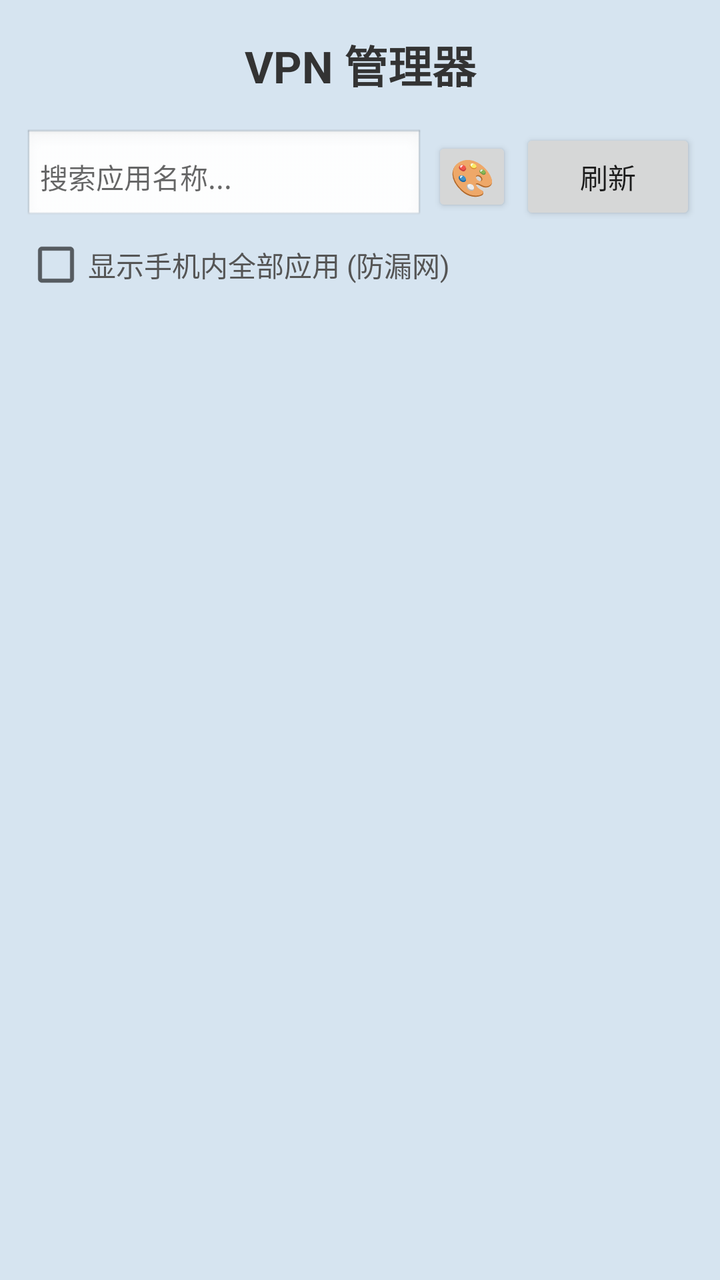
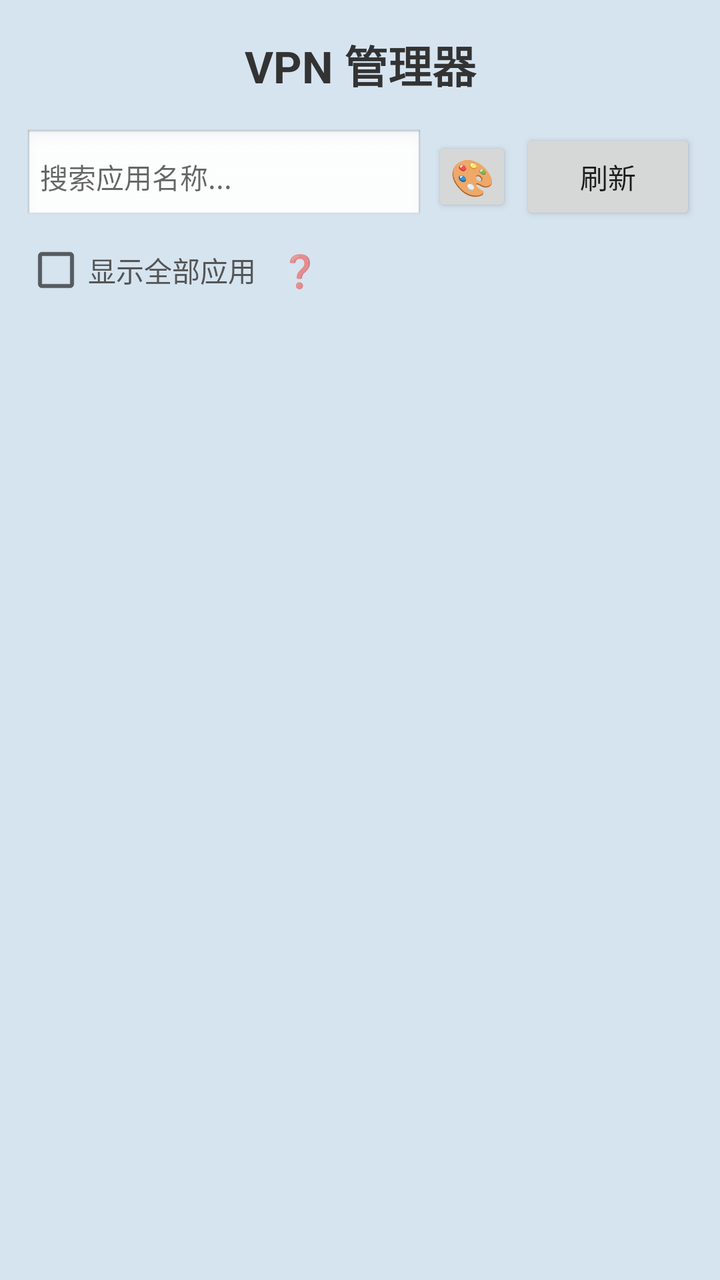

Two renders of the same Android screen: before a commit and after it. Below are the layout's source before the change and the commit's diff.
<!-- AndroidManifest.xml: application theme android:Theme.Material.Light.NoActionBar -->
<!-- res/layout/activity_main.xml -->
<?xml version="1.0" encoding="utf-8"?>
<LinearLayout xmlns:android="http://schemas.android.com/apk/res/android"
    android:id="@+id/root_layout"
    android:layout_width="match_parent"
    android:layout_height="match_parent"
    android:orientation="vertical"
    android:background="#D6E4F0">

    <TextView
        android:id="@+id/title_text"
        android:layout_width="match_parent"
        android:layout_height="wrap_content"
        android:text="VPN 管理器"
        android:textSize="22sp"
        android:textStyle="bold"
        android:textColor="#333333"
        android:gravity="center"
        android:paddingTop="16dp"
        android:paddingBottom="8dp" />

    <LinearLayout
        android:layout_width="match_parent"
        android:layout_height="wrap_content"
        android:orientation="horizontal"
        android:paddingStart="12dp"
        android:paddingEnd="12dp"
        android:paddingTop="8dp"
        android:gravity="center_vertical">

        <EditText
            android:id="@+id/search_box"
            android:layout_width="0dp"
            android:layout_height="wrap_content"
            android:layout_weight="1"
            android:hint="搜索应用名称..."
            android:textSize="14sp"
            android:background="@android:drawable/edit_text"
            android:padding="8dp"
            android:singleLine="true" />

        <Button
            android:id="@+id/theme_btn"
            android:layout_width="40dp"
            android:layout_height="40dp"
            android:layout_marginStart="4dp"
            android:text="🎨"
            android:textSize="18sp"
            android:padding="0dp" />

        <Button
            android:id="@+id/refresh"
            android:layout_width="wrap_content"
            android:layout_height="wrap_content"
            android:layout_marginStart="4dp"
            android:text="刷新"
            android:textSize="14sp" />
    </LinearLayout>

    <CheckBox
        android:id="@+id/show_all_checkbox"
        android:layout_width="wrap_content"
        android:layout_height="wrap_content"
        android:layout_marginStart="12dp"
        android:layout_marginTop="4dp"
        android:text="显示手机内全部应用 (防漏网)"
        android:textSize="14sp"
        android:textColor="#555555" />

    
    <ListView
        android:id="@+id/list"
        android:layout_width="match_parent"
        android:layout_height="0dp"
        android:layout_weight="1"
        android:background="@android:color/transparent"
        android:divider="@null"
        android:dividerHeight="0dp" />

</LinearLayout>
<!-- resources referenced by this layout -->
<resources>

</resources>

<!-- the commit's change to res/layout/activity_main.xml (unified diff, before → after) -->
@@ -56,17 +56,34 @@
             android:textSize="14sp" />
     </LinearLayout>
 
-    <CheckBox
-        android:id="@+id/show_all_checkbox"
-        android:layout_width="wrap_content"
+    
+    <LinearLayout
+        android:layout_width="match_parent"
         android:layout_height="wrap_content"
+        android:orientation="horizontal"
+        android:gravity="center_vertical"
         android:layout_marginStart="12dp"
         android:layout_marginTop="4dp"
-        android:text="显示手机内全部应用 (防漏网)"
-        android:textSize="14sp"
-        android:textColor="#555555" />
+        android:paddingEnd="12dp">
 
-    
+        <CheckBox
+            android:id="@+id/show_all_checkbox"
+            android:layout_width="wrap_content"
+            android:layout_height="wrap_content"
+            android:text="显示全部应用"
+            android:textSize="14sp"
+            android:textColor="#555555" />
+
+        
+        <TextView
+            android:id="@+id/tv_help"
+            android:layout_width="wrap_content"
+            android:layout_height="wrap_content"
+            android:text=" ❓ "
+            android:textSize="16sp"
+            android:padding="8dp" />
+    </LinearLayout>
+
     <ListView
         android:id="@+id/list"
         android:layout_width="match_parent"
